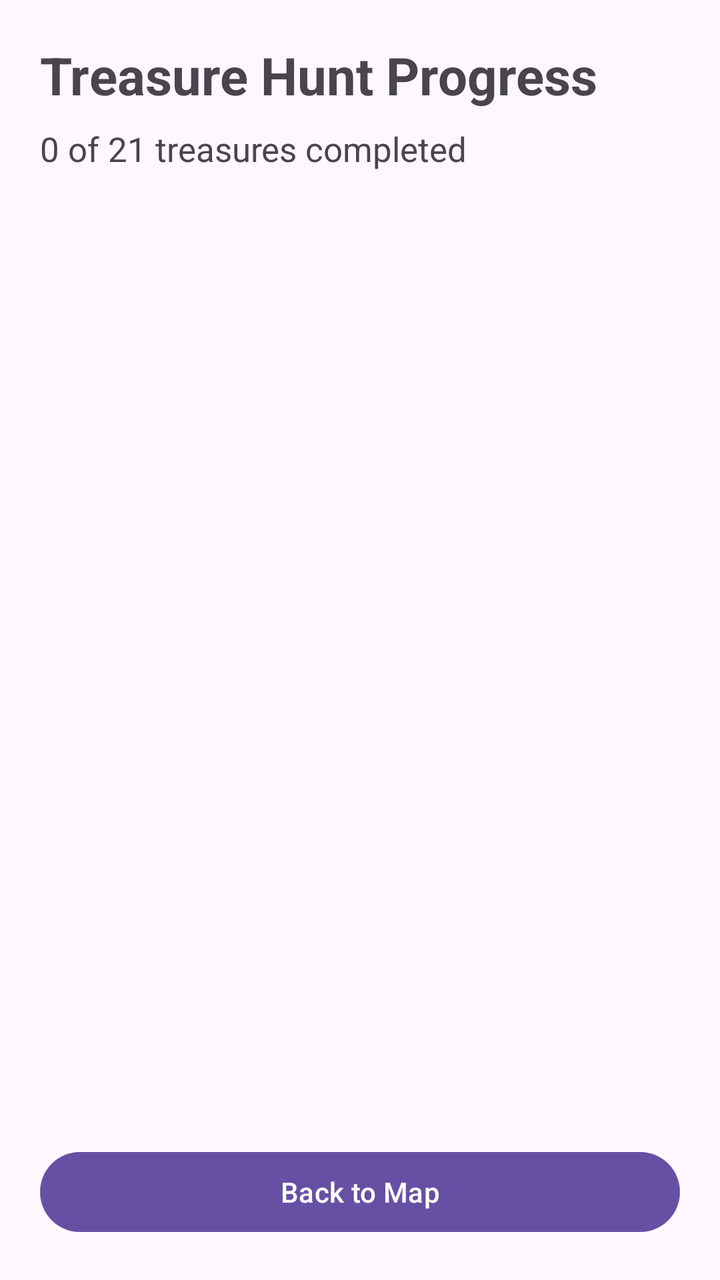
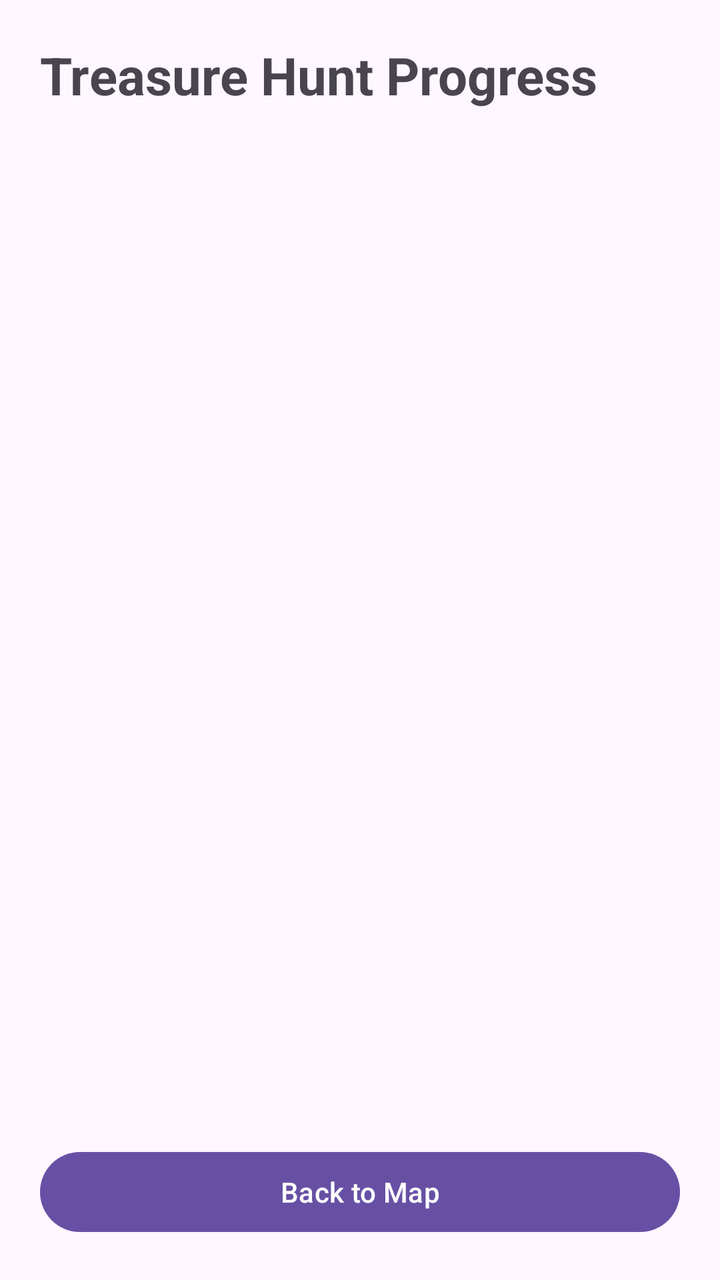

Before-and-after screenshots of an Android layout around one commit, followed by the original layout XML and the change that was made.
<!-- AndroidManifest.xml: application theme Theme.AndroidApp3 -->
<!-- res/layout/activity_treasure_progress.xml -->
<?xml version="1.0" encoding="utf-8"?>
<androidx.constraintlayout.widget.ConstraintLayout
    xmlns:android="http://schemas.android.com/apk/res/android"
    xmlns:app="http://schemas.android.com/apk/res-auto"
    android:layout_width="match_parent"
    android:layout_height="match_parent"
    android:padding="20dp">

    
    <TextView
        android:id="@+id/progressTitleTextView"
        android:layout_width="0dp"
        android:layout_height="wrap_content"
        android:text="Treasure Hunt Progress"
        android:textSize="26sp"
        android:textStyle="bold"
        app:layout_constraintTop_toTopOf="parent"
        app:layout_constraintStart_toStartOf="parent"
        app:layout_constraintEnd_toEndOf="parent" />

    
    <TextView
        android:id="@+id/progressSummaryTextView"
        android:layout_width="0dp"
        android:layout_height="wrap_content"
        android:layout_marginTop="8dp"
        android:text="0 of 21 treasures completed"
        android:textSize="17sp"
        app:layout_constraintTop_toBottomOf="@id/progressTitleTextView"
        app:layout_constraintStart_toStartOf="parent"
        app:layout_constraintEnd_toEndOf="parent" />

    
    <ScrollView
        android:id="@+id/progressScrollView"
        android:layout_width="0dp"
        android:layout_height="0dp"
        android:layout_marginTop="20dp"
        android:fillViewport="true"
        app:layout_constraintTop_toBottomOf="@id/progressSummaryTextView"
        app:layout_constraintBottom_toTopOf="@id/progressBackButton"
        app:layout_constraintStart_toStartOf="parent"
        app:layout_constraintEnd_toEndOf="parent">

        
        <LinearLayout
            android:id="@+id/progressContainer"
            android:layout_width="match_parent"
            android:layout_height="wrap_content"
            android:orientation="vertical" />

    </ScrollView>

    
    <Button
        android:id="@+id/progressBackButton"
        android:layout_width="0dp"
        android:layout_height="wrap_content"
        android:layout_marginTop="16dp"
        android:text="Back to Map"
        app:layout_constraintBottom_toBottomOf="parent"
        app:layout_constraintStart_toStartOf="parent"
        app:layout_constraintEnd_toEndOf="parent" />

</androidx.constraintlayout.widget.ConstraintLayout>
<!-- resources referenced by this layout -->
<resources>
  <style name="Theme.AndroidApp3" parent="Base.Theme.AndroidApp3" />
  <style name="Base.Theme.AndroidApp3" parent="Theme.Material3.DayNight.NoActionBar">
          
          
      </style>
</resources>

<!-- the commit's change to res/layout/activity_treasure_progress.xml (unified diff, before → after) -->
@@ -11,7 +11,7 @@
         android:id="@+id/progressTitleTextView"
         android:layout_width="0dp"
         android:layout_height="wrap_content"
-        android:text="Treasure Hunt Progress"
+        android:text="@string/treasure_hunt_progress"
         android:textSize="26sp"
         android:textStyle="bold"
         app:layout_constraintTop_toTopOf="parent"
@@ -24,7 +24,6 @@
         android:layout_width="0dp"
         android:layout_height="wrap_content"
         android:layout_marginTop="8dp"
-        android:text="0 of 21 treasures completed"
         android:textSize="17sp"
         app:layout_constraintTop_toBottomOf="@id/progressTitleTextView"
         app:layout_constraintStart_toStartOf="parent"
@@ -35,8 +34,8 @@
         android:id="@+id/progressScrollView"
         android:layout_width="0dp"
         android:layout_height="0dp"
-        android:layout_marginTop="20dp"
-        android:fillViewport="true"
+        android:layout_marginTop="16dp"
+        android:layout_marginBottom="16dp"
         app:layout_constraintTop_toBottomOf="@id/progressSummaryTextView"
         app:layout_constraintBottom_toTopOf="@id/progressBackButton"
         app:layout_constraintStart_toStartOf="parent"
@@ -56,8 +55,7 @@
         android:id="@+id/progressBackButton"
         android:layout_width="0dp"
         android:layout_height="wrap_content"
-        android:layout_marginTop="16dp"
-        android:text="Back to Map"
+        android:text="@string/back_to_map"
         app:layout_constraintBottom_toBottomOf="parent"
         app:layout_constraintStart_toStartOf="parent"
         app:layout_constraintEnd_toEndOf="parent" />
<!-- resource entries referenced after the edit -->
@@ -1,5 +1,7 @@
 <!-- resources referenced by this layout -->
 <resources>
+  <string name="back_to_map">Back to Map</string>
+  <string name="treasure_hunt_progress">Treasure Hunt Progress</string>
   <style name="Theme.AndroidApp3" parent="Base.Theme.AndroidApp3" />
   <style name="Base.Theme.AndroidApp3" parent="Theme.Material3.DayNight.NoActionBar">
           
